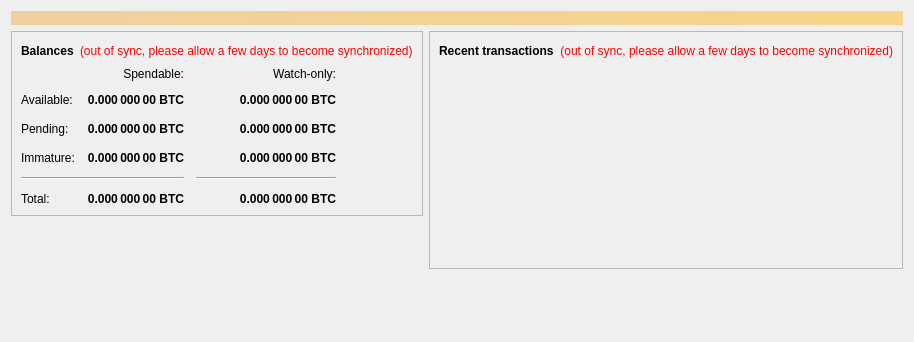
Qt form src/qt/forms/overviewpage.ui (tyshchenko/bitcoin) before a commit.
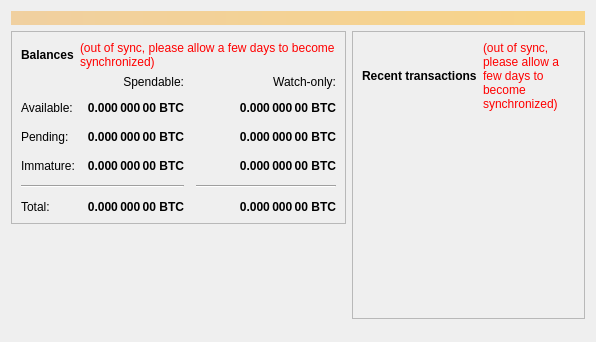
The same form after that commit.

Commit message: [QT] add wordWrap and expandable size labelWalletStatus and labelTransactionsStatus

What changed in the file:
```diff
--- a/src/qt/forms/overviewpage.ui
+++ b/src/qt/forms/overviewpage.ui
@@ -60,6 +60,15 @@
             </item>
             <item>
              <widget class="QLabel" name="labelWalletStatus">
+              <property name="sizePolicy">
+               <sizepolicy hsizetype="Expanding" vsizetype="Preferred">
+                <horstretch>0</horstretch>
+                <verstretch>0</verstretch>
+               </sizepolicy>
+              </property>
+              <property name="wordWrap">
+                <bool>true</bool>
+              </property>
               <property name="cursor">
                <cursorShape>WhatsThisCursor</cursorShape>
               </property>
@@ -77,19 +86,6 @@
               </property>
              </widget>
             </item>
-            <item>
-             <spacer name="horizontalSpacer_3">
-              <property name="orientation">
-               <enum>Qt::Horizontal</enum>
-              </property>
-              <property name="sizeHint" stdset="0">
-               <size>
-                <width>40</width>
-                <height>20</height>
-               </size>
-              </property>
-             </spacer>
-            </item>
            </layout>
           </item>
           <item>
@@ -432,6 +428,15 @@
             </item>
             <item>
              <widget class="QLabel" name="labelTransactionsStatus">
+              <property name="sizePolicy">
+               <sizepolicy hsizetype="Expanding" vsizetype="Preferred">
+                <horstretch>0</horstretch>
+                <verstretch>0</verstretch>
+               </sizepolicy>
+              </property>
+              <property name="wordWrap">
+               <bool>true</bool>
+              </property>
               <property name="cursor">
                <cursorShape>WhatsThisCursor</cursorShape>
               </property>
@@ -445,23 +450,10 @@
                <string notr="true">(out of sync, please allow a few days to become synchronized)</string>
               </property>
               <property name="alignment">
-               <set>Qt::AlignRight|Qt::AlignTrailing|Qt::AlignVCenter</set>
+               <set>Qt::AlignLeading|Qt::AlignLeft|Qt::AlignVCenter</set>
               </property>
              </widget>
             </item>
-            <item>
-             <spacer name="horizontalSpacer">
-              <property name="orientation">
-               <enum>Qt::Horizontal</enum>
-              </property>
-              <property name="sizeHint" stdset="0">
-               <size>
-                <width>40</width>
-                <height>20</height>
-               </size>
-              </property>
-             </spacer>
-            </item>
            </layout>
           </item>
           <item>
```
